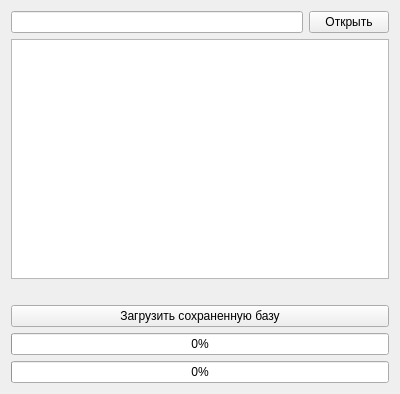
RuslanGainanov/AddressBID, file databasewidget.ui: the form before one commit.
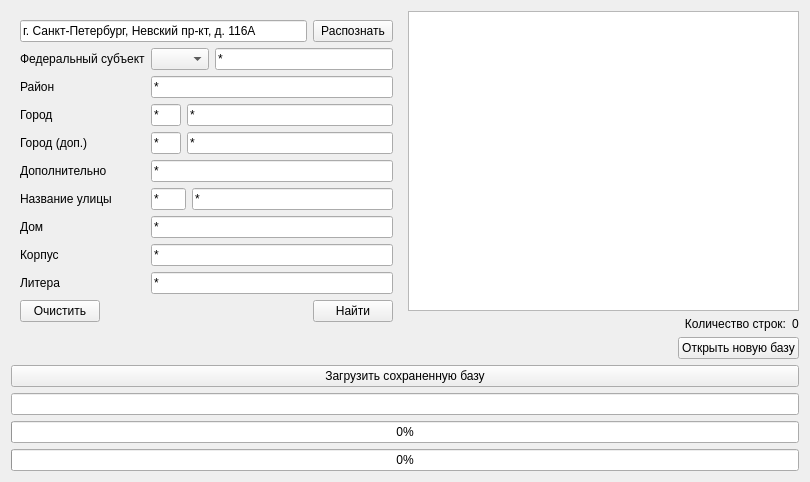
The form after the commit. Icons and pictures are not drawn.

Diff of the .ui file:
```diff
--- a/databasewidget.ui
+++ b/databasewidget.ui
@@ -6,8 +6,8 @@
    <rect>
     <x>0</x>
     <y>0</y>
-    <width>400</width>
-    <height>394</height>
+    <width>810</width>
+    <height>462</height>
    </rect>
   </property>
   <property name="windowTitle">
@@ -17,44 +17,433 @@
    <iconset resource="resources.qrc">
     <normaloff>:/icons/direction_icon.svg</normaloff>:/icons/direction_icon.svg</iconset>
   </property>
-  <layout class="QVBoxLayout" name="verticalLayout">
+  <layout class="QVBoxLayout" name="verticalLayout_4">
    <item>
-    <layout class="QHBoxLayout" name="horizontalLayout">
+    <layout class="QHBoxLayout" name="horizontalLayout_5">
      <item>
-      <widget class="QLineEdit" name="_lineEditFilename"/>
+      <widget class="QWidget" name="widget" native="true">
+       <property name="sizePolicy">
+        <sizepolicy hsizetype="Expanding" vsizetype="Expanding">
+         <horstretch>0</horstretch>
+         <verstretch>0</verstretch>
+        </sizepolicy>
+       </property>
+       <property name="maximumSize">
+        <size>
+         <width>400</width>
+         <height>16777215</height>
+        </size>
+       </property>
+       <layout class="QVBoxLayout" name="verticalLayout_2">
+        <item>
+         <layout class="QVBoxLayout" name="verticalLayout">
+          <item>
+           <layout class="QHBoxLayout" name="horizontalLayout">
+            <item>
+             <widget class="QLineEdit" name="_lineEditAddress">
+              <property name="text">
+               <string>г. Санкт-Петербург, Невский пр-кт, д. 116А</string>
+              </property>
+             </widget>
+            </item>
+            <item>
+             <widget class="QPushButton" name="_pushButtonFindStrAddr">
+              <property name="enabled">
+               <bool>true</bool>
+              </property>
+              <property name="text">
+               <string>Распознать</string>
+              </property>
+             </widget>
+            </item>
+           </layout>
+          </item>
+          <item>
+           <layout class="QGridLayout" name="gridLayout">
+            <item row="1" column="0">
+             <widget class="QLabel" name="label">
+              <property name="text">
+               <string>Район</string>
+              </property>
+             </widget>
+            </item>
+            <item row="0" column="1">
+             <layout class="QHBoxLayout" name="horizontalLayoutFSubj">
+              <item>
+               <widget class="QComboBox" name="comboBoxTypeFSubj">
+                <property name="sizePolicy">
+                 <sizepolicy hsizetype="Maximum" vsizetype="Fixed">
+                  <horstretch>0</horstretch>
+                  <verstretch>0</verstretch>
+                 </sizepolicy>
+                </property>
+                <item>
+                 <property name="text">
+                  <string/>
+                 </property>
+                </item>
+                <item>
+                 <property name="text">
+                  <string>респ</string>
+                 </property>
+                </item>
+                <item>
+                 <property name="text">
+                  <string>край</string>
+                 </property>
+                </item>
+                <item>
+                 <property name="text">
+                  <string>обл</string>
+                 </property>
+                </item>
+                <item>
+                 <property name="text">
+                  <string>аобл</string>
+                 </property>
+                </item>
+                <item>
+                 <property name="text">
+                  <string>ао</string>
+                 </property>
+                </item>
+               </widget>
+              </item>
+              <item>
+               <widget class="QLineEdit" name="lineEditFSubj">
+                <property name="sizePolicy">
+                 <sizepolicy hsizetype="Minimum" vsizetype="Fixed">
+                  <horstretch>0</horstretch>
+                  <verstretch>0</verstretch>
+                 </sizepolicy>
+                </property>
+                <property name="text">
+                 <string>*</string>
+                </property>
+               </widget>
+              </item>
+             </layout>
+            </item>
+            <item row="2" column="1">
+             <layout class="QHBoxLayout" name="horizontalLayout_3">
+              <item>
+               <widget class="QLineEdit" name="lineEditTypeOfCity">
+                <property name="sizePolicy">
+                 <sizepolicy hsizetype="Maximum" vsizetype="Fixed">
+                  <horstretch>0</horstretch>
+                  <verstretch>0</verstretch>
+                 </sizepolicy>
+                </property>
+                <property name="maximumSize">
+                 <size>
+                  <width>30</width>
+                  <height>16777215</height>
+                 </size>
+                </property>
+                <property name="text">
+                 <string>*</string>
+                </property>
+               </widget>
+              </item>
+              <item>
+               <widget class="QLineEdit" name="lineEditCity">
+                <property name="sizePolicy">
+                 <sizepolicy hsizetype="Minimum" vsizetype="Fixed">
+                  <horstretch>0</horstretch>
+                  <verstretch>0</verstretch>
+                 </sizepolicy>
+                </property>
+                <property name="text">
+                 <string>*</string>
+                </property>
+               </widget>
+              </item>
+             </layout>
+            </item>
+            <item row="2" column="0">
+             <widget class="QLabel" name="labelCity">
+              <property name="text">
+               <string>Город</string>
+              </property>
+             </widget>
+            </item>
+            <item row="4" column="0">
+             <widget class="QLabel" name="label_7">
+              <property name="text">
+               <string>Дополнительно</string>
+              </property>
+             </widget>
+            </item>
+            <item row="3" column="0">
+             <widget class="QLabel" name="labelCity2">
+              <property name="text">
+               <string>Город (доп.)</string>
+              </property>
+             </widget>
+            </item>
+            <item row="1" column="1">
+             <widget class="QLineEdit" name="lineEditDistrict">
+              <property name="text">
+               <string>*</string>
+              </property>
+             </widget>
+            </item>
+            <item row="5" column="1">
+             <layout class="QHBoxLayout" name="horizontalLayout_2">
+              <item>
+               <widget class="QLineEdit" name="lineEditTypeOfStreet">
+                <property name="sizePolicy">
+                 <sizepolicy hsizetype="Maximum" vsizetype="Fixed">
+                  <horstretch>0</horstretch>
+                  <verstretch>0</verstretch>
+                 </sizepolicy>
+                </property>
+                <property name="maximumSize">
+                 <size>
+                  <width>35</width>
+                  <height>16777215</height>
+                 </size>
+                </property>
+                <property name="text">
+                 <string>*</string>
+                </property>
+               </widget>
+              </item>
+              <item>
+               <widget class="QLineEdit" name="lineEditStreet">
+                <property name="sizePolicy">
+                 <sizepolicy hsizetype="Minimum" vsizetype="Fixed">
+                  <horstretch>0</horstretch>
+                  <verstretch>0</verstretch>
+                 </sizepolicy>
+                </property>
+                <property name="text">
+                 <string>*</string>
+                </property>
+               </widget>
+              </item>
+             </layout>
+            </item>
+            <item row="5" column="0">
+             <widget class="QLabel" name="label_4">
+              <property name="text">
+               <string>Название улицы</string>
+              </property>
+             </widget>
+            </item>
+            <item row="4" column="1">
+             <widget class="QLineEdit" name="lineEditAdditional">
+              <property name="text">
+               <string>*</string>
+              </property>
+             </widget>
+            </item>
+            <item row="3" column="1">
+             <layout class="QHBoxLayout" name="horizontalLayout_4">
+              <item>
+               <widget class="QLineEdit" name="lineEditTypeOfCity2">
+                <property name="sizePolicy">
+                 <sizepolicy hsizetype="Maximum" vsizetype="Fixed">
+                  <horstretch>0</horstretch>
+                  <verstretch>0</verstretch>
+                 </sizepolicy>
+                </property>
+                <property name="maximumSize">
+                 <size>
+                  <width>30</width>
+                  <height>16777215</height>
+                 </size>
+                </property>
+                <property name="text">
+                 <string>*</string>
+                </property>
+               </widget>
+              </item>
+              <item>
+               <widget class="QLineEdit" name="lineEditCity2">
+                <property name="sizePolicy">
+                 <sizepolicy hsizetype="Minimum" vsizetype="Fixed">
+                  <horstretch>0</horstretch>
+                  <verstretch>0</verstretch>
+                 </sizepolicy>
+                </property>
+                <property name="text">
+                 <string>*</string>
+                </property>
+               </widget>
+              </item>
+             </layout>
+            </item>
+            <item row="6" column="1">
+             <widget class="QLineEdit" name="lineEditBuild">
+              <property name="text">
+               <string>*</string>
+              </property>
+             </widget>
+            </item>
+            <item row="7" column="1">
+             <widget class="QLineEdit" name="lineEditKorp">
+              <property name="text">
+               <string>*</string>
+              </property>
+             </widget>
+            </item>
+            <item row="7" column="0">
+             <widget class="QLabel" name="label_6">
+              <property name="text">
+               <string>Корпус</string>
+              </property>
+             </widget>
+            </item>
+            <item row="6" column="0">
+             <widget class="QLabel" name="label_5">
+              <property name="text">
+               <string>Дом</string>
+              </property>
+             </widget>
+            </item>
+            <item row="0" column="0">
+             <widget class="QLabel" name="labelFsubj">
+              <property name="text">
+               <string>Федеральный субъект</string>
+              </property>
+             </widget>
+            </item>
+            <item row="8" column="0">
+             <widget class="QLabel" name="label_8">
+              <property name="text">
+               <string>Литера</string>
+              </property>
+             </widget>
+            </item>
+            <item row="8" column="1">
+             <widget class="QLineEdit" name="lineEditLiter">
+              <property name="text">
+               <string>*</string>
+              </property>
+             </widget>
+            </item>
+           </layout>
+          </item>
+          <item>
+           <spacer name="verticalSpacer">
+            <property name="orientation">
+             <enum>Qt::Vertical</enum>
+            </property>
+            <property name="sizeHint" stdset="0">
+             <size>
+              <width>20</width>
+              <height>40</height>
+             </size>
+            </property>
+           </spacer>
+          </item>
+          <item>
+           <layout class="QHBoxLayout" name="horizontalLayout_7">
+            <property name="topMargin">
+             <number>0</number>
+            </property>
+            <item>
+             <widget class="QPushButton" name="_pushButtonClear">
+              <property name="text">
+               <string>Очистить</string>
+              </property>
+             </widget>
+            </item>
+            <item>
+             <spacer name="horizontalSpacer_2">
+              <property name="orientation">
+               <enum>Qt::Horizontal</enum>
+              </property>
+              <property name="sizeHint" stdset="0">
+               <size>
+                <width>40</width>
+                <height>20</height>
+               </size>
+              </property>
+             </spacer>
+            </item>
+            <item>
+             <widget class="QPushButton" name="_pushButtonFindParsAddr">
+              <property name="text">
+               <string>Найти</string>
+              </property>
+             </widget>
+            </item>
+           </layout>
+          </item>
+         </layout>
+        </item>
+       </layout>
+      </widget>
+     </item>
+     <item>
+      <layout class="QVBoxLayout" name="verticalLayout_3">
+       <item>
+        <widget class="QTableView" name="_tableView">
+         <property name="sizePolicy">
+          <sizepolicy hsizetype="Expanding" vsizetype="Expanding">
+           <horstretch>0</horstretch>
+           <verstretch>0</verstretch>
+          </sizepolicy>
+         </property>
+        </widget>
+       </item>
+       <item>
+        <layout class="QHBoxLayout" name="horizontalLayout_8">
+         <item>
+          <widget class="QLabel" name="_labelLCountRows">
+           <property name="text">
+            <string>Количество строк:</string>
+           </property>
+           <property name="alignment">
+            <set>Qt::AlignRight|Qt::AlignTrailing|Qt::AlignVCenter</set>
+           </property>
+          </widget>
+         </item>
+         <item>
+          <widget class="QLabel" name="_labelCountRows">
+           <property name="sizePolicy">
+            <sizepolicy hsizetype="Maximum" vsizetype="Preferred">
+             <horstretch>0</horstretch>
+             <verstretch>0</verstretch>
+            </sizepolicy>
+           </property>
+           <property name="text">
+            <string>0</string>
+           </property>
+          </widget>
+         </item>
+        </layout>
+       </item>
+      </layout>
+     </item>
+    </layout>
+   </item>
+   <item>
+    <layout class="QHBoxLayout" name="horizontalLayout_6">
+     <item>
+      <spacer name="horizontalSpacer">
+       <property name="orientation">
+        <enum>Qt::Horizontal</enum>
+       </property>
+       <property name="sizeHint" stdset="0">
+        <size>
+         <width>40</width>
+         <height>20</height>
+        </size>
+       </property>
+      </spacer>
      </item>
      <item>
       <widget class="QPushButton" name="_pushButtonOpen">
        <property name="text">
-        <string>Открыть</string>
+        <string>Открыть новую базу</string>
        </property>
       </widget>
      </item>
     </layout>
    </item>
-   <item>
-    <widget class="QTableView" name="_tableView">
-     <property name="sizePolicy">
-      <sizepolicy hsizetype="Expanding" vsizetype="Expanding">
-       <horstretch>0</horstretch>
-       <verstretch>0</verstretch>
-      </sizepolicy>
-     </property>
-    </widget>
-   </item>
-   <item>
-    <widget class="QLabel" name="_labelInfo">
-     <property name="sizePolicy">
-      <sizepolicy hsizetype="Expanding" vsizetype="Minimum">
-       <horstretch>0</horstretch>
-       <verstretch>0</verstretch>
-      </sizepolicy>
-     </property>
-     <property name="text">
-      <string/>
-     </property>
-    </widget>
-   </item>
    <item>
     <widget class="QPushButton" name="_pushButtonLoadOld">
      <property name="text">
@@ -62,6 +451,9 @@
      </property>
     </widget>
    </item>
+   <item>
+    <widget class="QLineEdit" name="_lineEditFilename"/>
+   </item>
    <item>
     <widget class="QProgressBar" name="_progressBarReaded">
      <property name="value">
```
Left out of the diff: 23 changed lines with no effect on the pictures.
